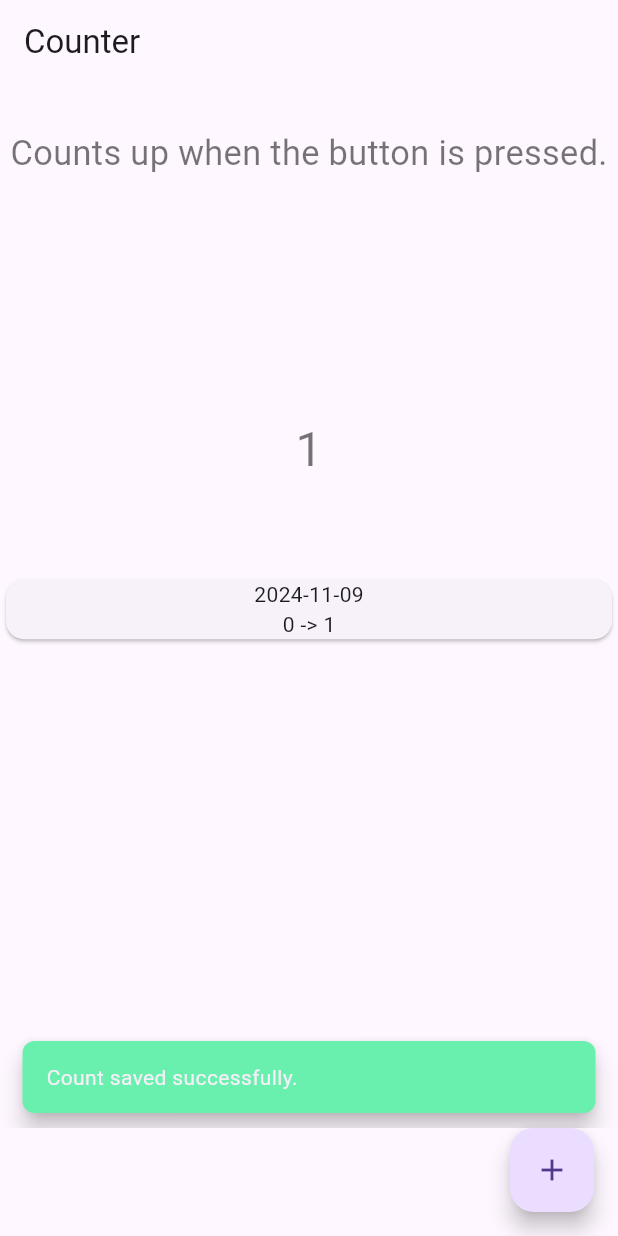
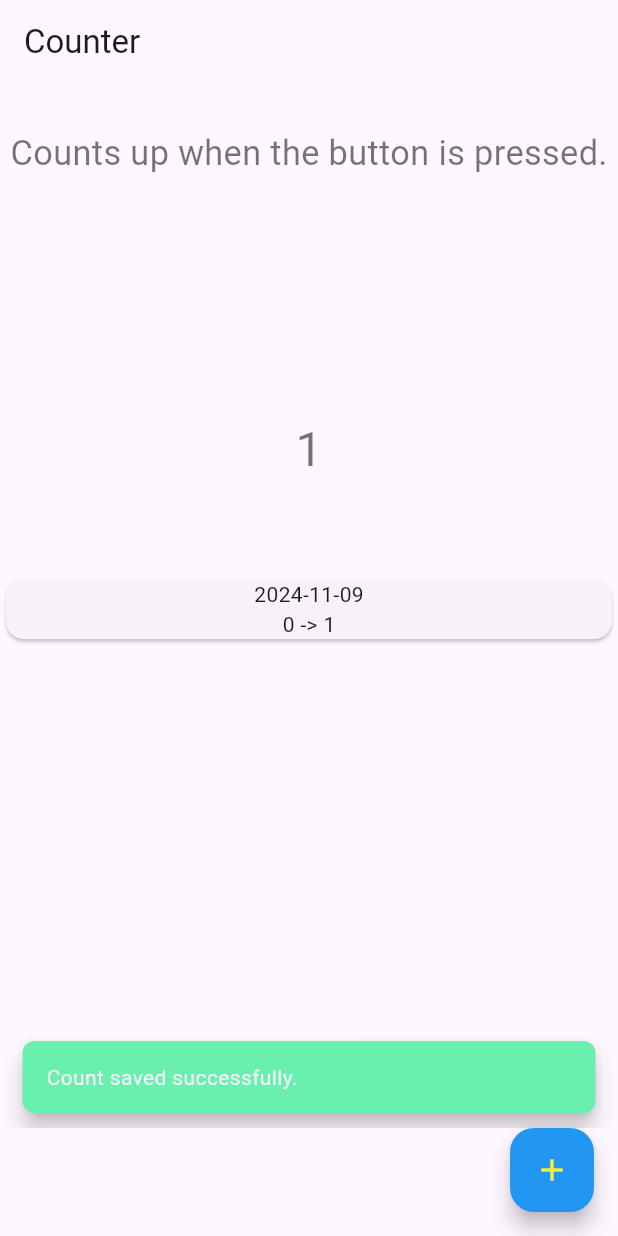
Before and after one commit to koich505/flutter_template, a Flutter app: the screen it shows after launch, after a tap on the "add" icon, on a phone screen of 412 x 824 dp. Run offline on Flutter 3.47's test engine with Material 3 defaults, Android fonts, the light colour scheme and no system bars; our stand-ins replace firebase_core, flutter_dotenv, flutter_riverpod, flutter_screenutil, freezed_annotation, go_router and 5 more; accounts and stored records are empty; generated files the repository leaves out were written again.

Commit message:
brandColorを追加

```diff
--- /dev/null
+++ b/lib/application/state/app_scaffold/brand_color/brand_color_provider.dart
@@ -0,0 +1,15 @@
+import 'package:flutter_template/domain/enum/brand_color_type.dart';
+import 'package:flutter_template/domain/repository/brand_color_repository.dart';
+import 'package:riverpod_annotation/riverpod_annotation.dart';
+
+part 'brand_color_provider.g.dart';
+
+@riverpod
+Future<BrandColorType> brandColor(BrandColorRef ref) async {
+  //repositoryからbrandColorを取得する
+  final BrandColorType brandColorType =
+      await ref.read(brandColorRepositoryProvider).fetch();
+
+  //countが取得できない場合は初期値を生成する
+  return brandColorType;
+}
--- /dev/null
+++ b/lib/domain/enum/brand_color_type.dart
@@ -0,0 +1,23 @@
+import 'package:flutter/material.dart';
+
+enum BrandColorType {
+  blue,
+}
+
+extension BrandColorExtColor on BrandColorType {
+  Color get color {
+    switch (this) {
+      case BrandColorType.blue:
+        return Colors.blue;
+    }
+  }
+}
+
+extension LimitTypeExtUpdateStep on BrandColorType {
+  Color get secondaryColor {
+    switch (this) {
+      case BrandColorType.blue:
+        return Colors.yellow;
+    }
+  }
+}
--- a/lib/infrastructure/constants/ad_repository_constants.dart
+++ b/lib/infrastructure/constants/ad_repository_constants.dart
@@ -1,5 +1,4 @@
 // repository内で使用するキーやフィールド名などの定数を定義するクラス
 class AdRepositoryConstants {
   //fieldName
-  final String showInterstitialKey = 'showInterstitial';
 }
--- a/lib/infrastructure/constants/counter_repository_constants.dart
+++ b/lib/infrastructure/constants/shared_preferences_key.dart
@@ -1,5 +1,7 @@
 // repository内で使用するキーやフィールド名などの定数を定義するクラス
-class CounterConstants {
+class SharedPreferencesKeys {
   //fieldName
   final String countKey = 'count';
+  final String showInterstitialKey = 'showInterstitial';
+  final String brandColorKey = 'brandColor';
 }
--- /dev/null
+++ b/lib/infrastructure/prd/prd_brand_color_repository.dart
@@ -0,0 +1,51 @@
+import 'package:flutter_template/domain/entity/error/error_code/sharepreferences_error_code.dart';
+import 'package:flutter_template/domain/entity/error/exception/sharedpreferences_exception.dart';
+import 'package:flutter_template/domain/enum/brand_color_type.dart';
+import 'package:flutter_template/domain/repository/brand_color_repository.dart';
+import 'package:flutter_template/infrastructure/constants/repository_constants.dart';
+import 'package:shared_preferences/shared_preferences.dart';
+
+//実行環境のrepository
+class PrdBrandColorRepository
+    with RepositoryConstants
+    implements BrandColorRepository {
+  //sharedPreferencesのインスタンスを取得する
+  Future<SharedPreferences> get pref async {
+    final pref = await SharedPreferences.getInstance();
+    return pref;
+  }
+
+  //sharedPreferencesに保存する際のkey
+  String get key => sharedPreferencesKeys.brandColorKey;
+
+  BrandColorType get defaultBrandColor => BrandColorType.blue;
+
+  @override
+  Future<BrandColorType> fetch() async {
+    final pref = await this.pref;
+    final brandColorName = pref.getString(key);
+
+    //sharedPreferencesにブランドカラーが保存されていない場合
+    if (brandColorName == null) {
+      //defaultColorを保存する
+      await upsert(defaultBrandColor);
+      return defaultBrandColor;
+    }
+    final brandColorType = BrandColorType.values.byName(brandColorName);
+
+    return brandColorType;
+  }
+
+  @override
+  Future<void> upsert(BrandColorType brandColorType) async {
+    try {
+      final pref = await this.pref;
+      //保存
+      await pref.setString(key, brandColorType.name);
+    } catch (e) {
+      //saveCountが失敗した場合は、Exceptionをthrowする
+      throw const SharedpreferencesException(
+          SharedPreferencesErrorCode.dataSaveError);
+    }
+  }
+}
--- a/lib/infrastructure/prd/prd_count_log_repository.dart
+++ b/lib/infrastructure/prd/prd_count_log_repository.dart
@@ -1,6 +1,5 @@
 import 'package:flutter_template/domain/entity/count_log/count_log.dart';
 import 'package:flutter_template/domain/repository/count_log/count_log_repository_provider.dart';
-import 'package:flutter_template/infrastructure/constants/counter_repository_constants.dart';
 import 'package:flutter_template/infrastructure/constants/repository_constants.dart';
 import 'package:sqflite_common_ffi/sqflite_ffi.dart';
 
@@ -15,7 +14,7 @@ class PrdCounterLogRepository
   );
 
   //sharedPreferencesに保存する際のkey
-  String get key => CounterConstants().countKey;
+  String get key => sharedPreferencesKeys.countKey;
 
   @override
   Future<List<CountLog>> fetch() async {
--- a/lib/infrastructure/prd/prd_counter_repository.dart
+++ b/lib/infrastructure/prd/prd_counter_repository.dart
@@ -17,7 +17,7 @@ class PrdCounterRepository
   }
 
   //sharedPreferencesに保存する際のkey
-  String get key => counterConstants.countKey;
+  String get key => sharedPreferencesKeys.countKey;
 
   @override
   Future<Count?> fetch() async {
--- a/lib/infrastructure/prd/prd_interstitial_ad_repository.dart
+++ b/lib/infrastructure/prd/prd_interstitial_ad_repository.dart
@@ -19,7 +19,7 @@ class PrdInterstitialAdRepository
   }
 
   //sharedPreferencesに保存する際のkey
-  String get key => adRepositoryConstants.showInterstitialKey;
+  String get key => sharedPreferencesKeys.showInterstitialKey;
 
   final int maxFailedLoadAttempts = 3;
 
--- a/lib/presentation/constants/theme.dart
+++ b/lib/presentation/constants/theme.dart
@@ -1,10 +1,14 @@
 import 'package:flutter/material.dart';
+import 'package:flutter_template/domain/enum/brand_color_type.dart';
 
 //アプリに適用されるthemeを定義するクラス
 class AppTheme {
   AppTheme._();
-  static ThemeData lightThemeData() {
-    return ThemeData.light().copyWith();
+  static ThemeData lightThemeData({required BrandColorType brandColorType}) {
+    return ThemeData.light().copyWith(
+        floatingActionButtonTheme: FloatingActionButtonThemeData(
+            backgroundColor: brandColorType.color,
+            foregroundColor: brandColorType.secondaryColor));
   }
 
   static ThemeData darkThemeData() {
--- a/lib/presentation/router/app.dart
+++ b/lib/presentation/router/app.dart
@@ -1,5 +1,6 @@
 import 'package:flutter/material.dart';
 import 'package:flutter_riverpod/flutter_riverpod.dart';
+import 'package:flutter_template/application/state/app_scaffold/brand_color/brand_color_provider.dart';
 import 'package:flutter_template/presentation/constants/theme.dart';
 import 'package:flutter_template/presentation/page/loading_screen.dart';
 import 'package:flutter_template/presentation/router/go_router.dart';
@@ -12,6 +13,7 @@ class MyApp extends ConsumerWidget {
   Widget build(BuildContext context, WidgetRef ref) {
     //router
     final router = ref.watch(goRouterProvider);
+    final brandColorType = ref.watch(brandColorProvider);
 
     return MaterialApp(
         //ページをタップするとfocusを外す
@@ -19,9 +21,21 @@ class MyApp extends ConsumerWidget {
             onTap: () => FocusManager.instance.primaryFocus?.unfocus(),
             //loading画面をメインの画面に重ねる
             child: Stack(children: [
-              MaterialApp.router(
-                theme: AppTheme.lightThemeData(),
-                routerConfig: router,
+              brandColorType.when(
+                data: (data) {
+                  return MaterialApp.router(
+                    theme: AppTheme.lightThemeData(brandColorType: data),
+                    routerConfig: router,
+                  );
+                },
+                error: (error, stackTrace) {
+                  return Container();
+                },
+                loading: () => Container(
+                    color: Colors.white,
+                    height: double.infinity,
+                    width: double.infinity,
+                    child: Container()),
               ),
               const LoadingScreen(),
             ])));
--- a/lib/provider_overrides.dart
+++ b/lib/provider_overrides.dart
@@ -1,9 +1,11 @@
 import 'package:flutter_riverpod/flutter_riverpod.dart';
 import 'package:flutter_template/domain/enum/environment_enum.dart';
 import 'package:flutter_template/domain/repository/ad/interstitial_ad_repository.dart';
+import 'package:flutter_template/domain/repository/brand_color_repository.dart';
 import 'package:flutter_template/domain/repository/count_log/count_log_repository_provider.dart';
 import 'package:flutter_template/domain/repository/count/counter_repository_provider.dart';
 import 'package:flutter_template/infrastructure/mock/mock_count_repository.dart';
+import 'package:flutter_template/infrastructure/prd/prd_brand_color_repository.dart';
 import 'package:flutter_template/infrastructure/prd/prd_count_log_repository.dart';
 import 'package:flutter_template/infrastructure/prd/prd_counter_repository.dart';
 import 'package:flutter_template/infrastructure/prd/prd_interstitial_ad_repository.dart';
@@ -27,7 +29,8 @@ class PrdProviderOverrides {
       counterRepositoryProvider.overrideWithValue(PrdCounterRepository()),
       countLogRepositoryProvider.overrideWithValue(PrdCounterLogRepository(db)),
       interStitialAdRepositoryProvider
-          .overrideWithValue(PrdInterstitialAdRepository())
+          .overrideWithValue(PrdInterstitialAdRepository()),
+      brandColorRepositoryProvider.overrideWithValue(PrdBrandColorRepository())
     ];
   }
 
```
Also changed, not shown: lib/domain/repository/brand_color_repository.dart (added, +15 -0 lines), lib/infrastructure/constants/repository_constants.dart (+3 -5 lines), lib/application/state/app_scaffold/brand_color/brand_color_provider.g.dart (added).
